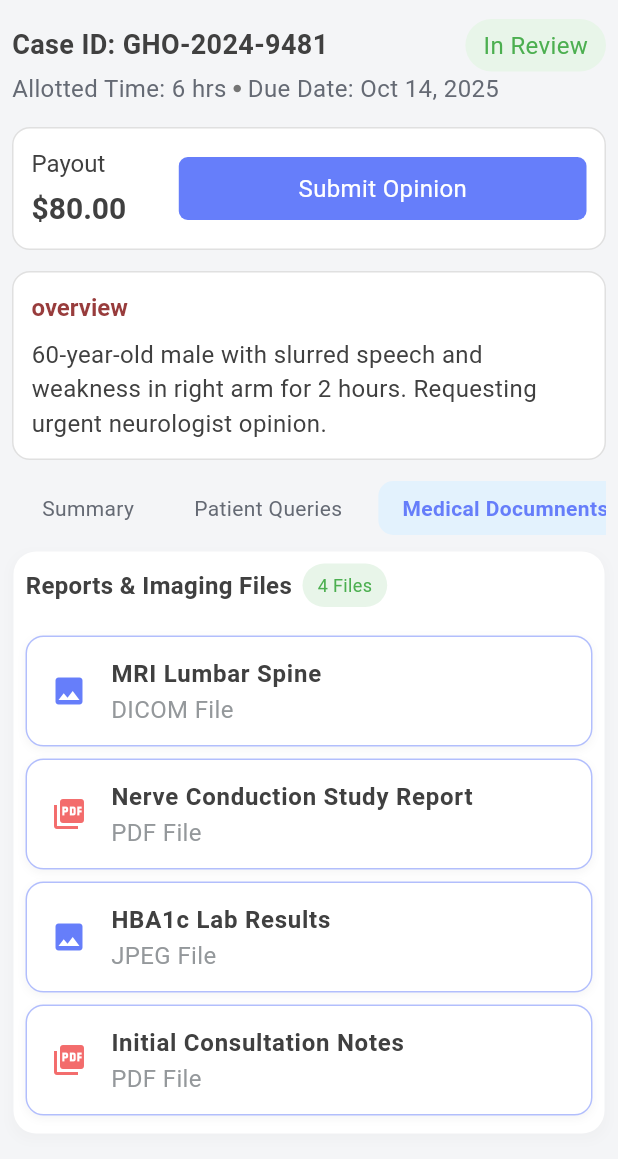
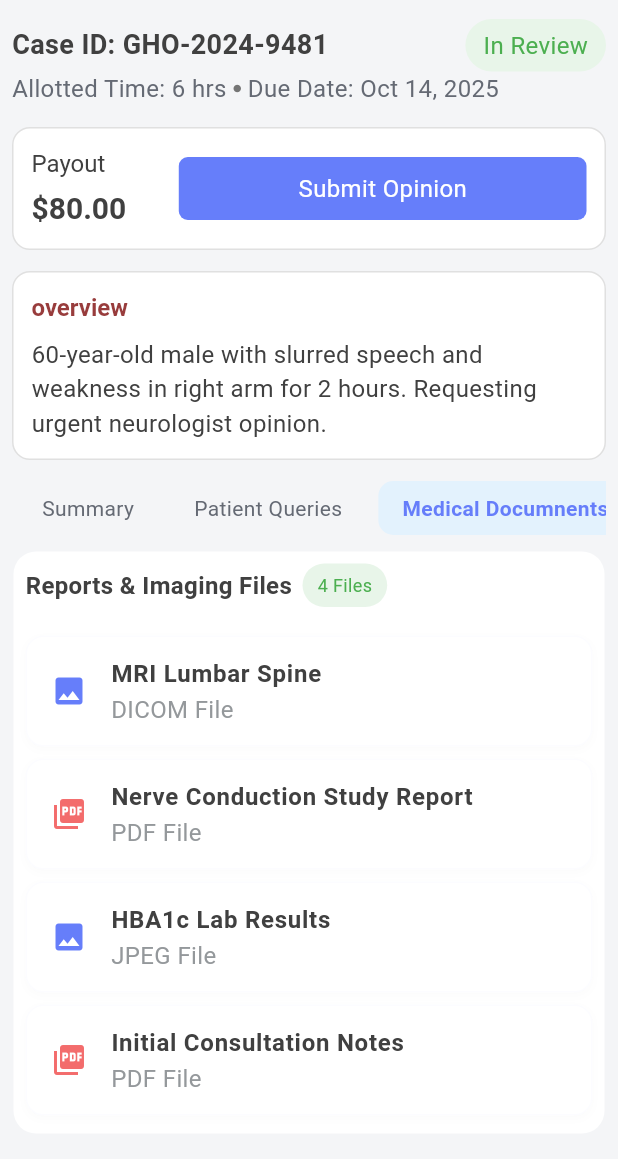
Before and after one commit to 2000swathi/GHO-RX-Mobile-APP--New, a Flutter app: the CaseDetailsPage screen opened by its route, after a tap on "Patient Queries", after a tap on "Medical Documnents", on a phone screen of 412 x 824 dp, the part 77-1236 px from its top. Run offline on Flutter 3.47's test engine with Material 3 defaults, Android fonts, the phone set to English and light mode, and no system bars; our stand-ins replace dio, equatable, flutter_bloc, flutter_svg, google_fonts, pinput and 1 more; accounts and stored records are empty.

Commit message:
Update medicalreport.dart

```diff
--- a/lib/features/cases/casedetails/widgets/pages/medicalreport.dart
+++ b/lib/features/cases/casedetails/widgets/pages/medicalreport.dart
@@ -43,7 +43,7 @@ class Medicalreport extends StatelessWidget {
         boxShadow: [
           BoxShadow(
             // ignore: deprecated_member_use
-            color: AppColors.hint2color.withOpacity(0.1),
+            color: AppColors.hint2color.withAlpha(1),
             spreadRadius: 2,
             blurRadius: 5,
             offset:  Offset(0, 3),
@@ -86,11 +86,11 @@ class Medicalreport extends StatelessWidget {
                   color: AppColors.white,
                   borderRadius: BorderRadius.circular(12),
                   // ignore: deprecated_member_use
-                  border: Border.all(color: AppColors.primarycolor.withOpacity(0.5), width: 1),
+                  border: Border.all(color: AppColors.primarycolor.withAlpha(5), width: 1),
                   boxShadow: [
                     BoxShadow(
                       // ignore: deprecated_member_use
-                      color: AppColors.textPrimary.withOpacity(0.05),
+                      color: AppColors.textPrimary.withAlpha(5),
                       blurRadius: 4,
                       offset: Offset(0, 2),
                     ),
```
